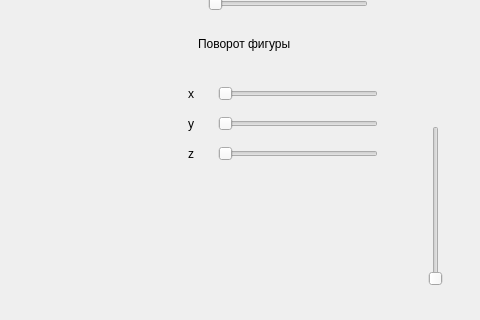
Old version of the form mainwindow.ui in the repository VladisStep/Lab_OpenGL_6; both pictures show x 362 to 842 and y 334 to 654 of the 842 by 654 pixel window.
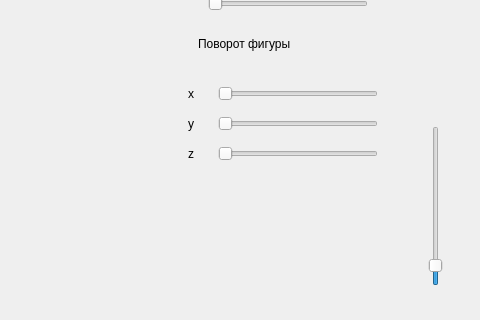
New version of the form. Custom widgets are drawn as their Qt base class.

Diff of the .ui file:
```diff
--- a/mainwindow.ui
+++ b/mainwindow.ui
@@ -374,10 +374,10 @@
      </rect>
     </property>
     <property name="minimum">
-     <number>10</number>
+     <number>1</number>
     </property>
     <property name="maximum">
-     <number>1000</number>
+     <number>100</number>
     </property>
     <property name="singleStep">
      <number>1</number>
```
